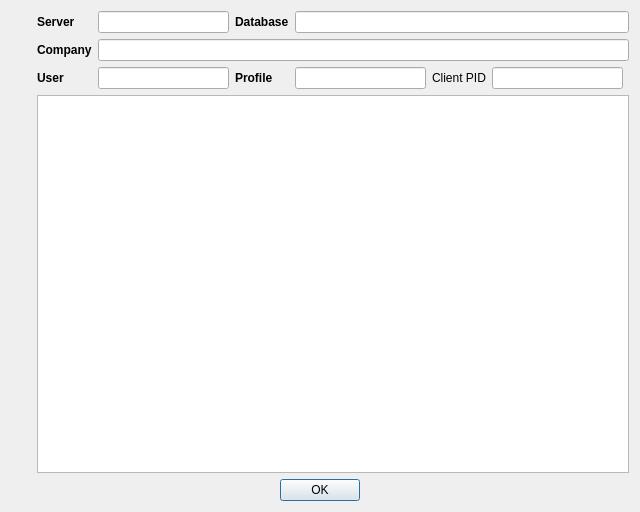
paolodestefani/pySagra, file App/Ui/SystemInfoDialog.ui: the form before one commit.
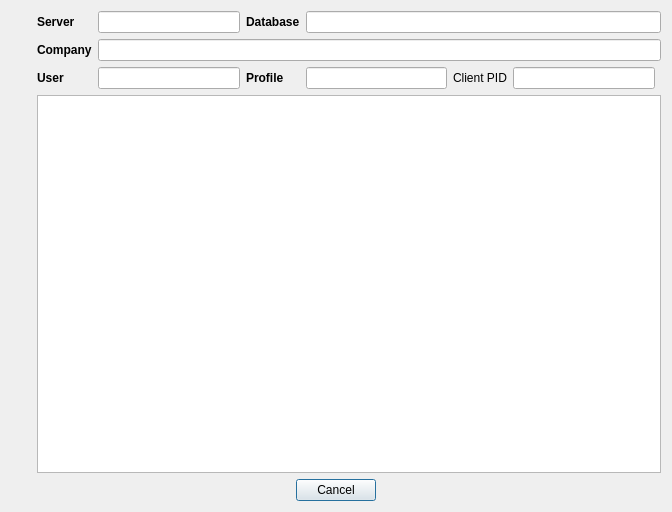
The form after the commit.

```diff
--- a/App/Ui/SystemInfoDialog.ui
+++ b/App/Ui/SystemInfoDialog.ui
@@ -6,7 +6,7 @@
    <rect>
     <x>0</x>
     <y>0</y>
-    <width>640</width>
+    <width>672</width>
     <height>512</height>
    </rect>
   </property>
@@ -230,7 +230,7 @@
       <enum>Qt::Orientation::Horizontal</enum>
      </property>
      <property name="standardButtons">
-      <set>QDialogButtonBox::StandardButton::Ok</set>
+      <set>QDialogButtonBox::StandardButton::Cancel</set>
      </property>
      <property name="centerButtons">
       <bool>true</bool>
```
